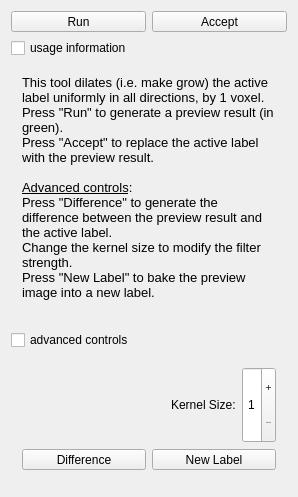
Above: Modules/SegmentationUI/Qmitk/QmitkDilateTool3DGUIControls.ui from MITK/MITK before the change. Below: the same form after it.
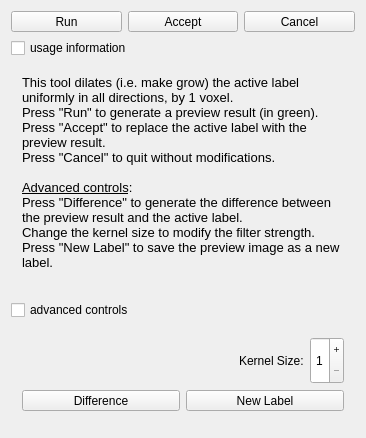
That is the form after the change. Icons and pictures are not drawn.

Commit message:
added keep largest N connected regions tool
also several improvements in other tools

```diff
--- a/Modules/SegmentationUI/Qmitk/QmitkDilateTool3DGUIControls.ui
+++ b/Modules/SegmentationUI/Qmitk/QmitkDilateTool3DGUIControls.ui
@@ -6,8 +6,8 @@
    <rect>
     <x>0</x>
     <y>0</y>
-    <width>298</width>
-    <height>497</height>
+    <width>366</width>
+    <height>438</height>
    </rect>
   </property>
   <property name="sizePolicy">
@@ -113,6 +113,47 @@
        </property>
       </widget>
      </item>
+     <item>
+      <widget class="QToolButton" name="m_pbCancel">
+       <property name="enabled">
+        <bool>true</bool>
+       </property>
+       <property name="sizePolicy">
+        <sizepolicy hsizetype="Minimum" vsizetype="Fixed">
+         <horstretch>0</horstretch>
+         <verstretch>0</verstretch>
+        </sizepolicy>
+       </property>
+       <property name="toolTip">
+        <string>Quit without doing any modification</string>
+       </property>
+       <property name="text">
+        <string>Cancel</string>
+       </property>
+       <property name="icon">
+        <iconset resource="../resources/SegmentationUI.qrc">
+         <normaloff>:/Qmitk/Cancel_48x48.png</normaloff>:/Qmitk/Cancel_48x48.png</iconset>
+       </property>
+       <property name="iconSize">
+        <size>
+         <width>24</width>
+         <height>24</height>
+        </size>
+       </property>
+       <property name="checkable">
+        <bool>false</bool>
+       </property>
+       <property name="checked">
+        <bool>false</bool>
+       </property>
+       <property name="toolButtonStyle">
+        <enum>Qt::ToolButtonTextUnderIcon</enum>
+       </property>
+       <property name="arrowType">
+        <enum>Qt::NoArrow</enum>
+       </property>
+      </widget>
+     </item>
     </layout>
    </item>
    <item>
@@ -133,12 +174,6 @@
      <layout class="QVBoxLayout" name="verticalLayout_3">
       <item>
        <widget class="QLabel" name="lblInfo">
-        <property name="maximumSize">
-         <size>
-          <width>400</width>
-          <height>16777215</height>
-         </size>
-        </property>
         <property name="text">
          <string>&lt;!DOCTYPE HTML PUBLIC &quot;-//W3C//DTD HTML 4.0//EN&quot; &quot;http://www.w3.org/TR/REC-html40/strict.dtd&quot;&gt;
 &lt;html&gt;&lt;head&gt;&lt;meta name=&quot;qrichtext&quot; content=&quot;1&quot; /&gt;&lt;style type=&quot;text/css&quot;&gt;
@@ -147,11 +182,12 @@
 &lt;p style=&quot; margin-top:0px; margin-bottom:0px; margin-left:0px; margin-right:0px; -qt-block-indent:0; text-indent:0px;&quot;&gt;&lt;span style=&quot; font-family:'Sans'; font-size:10pt;&quot;&gt;This tool dilates (i.e. make grow) the active label uniformly in all directions, by 1 voxel.&lt;/span&gt;&lt;/p&gt;
 &lt;p style=&quot; margin-top:0px; margin-bottom:0px; margin-left:0px; margin-right:0px; -qt-block-indent:0; text-indent:0px;&quot;&gt;&lt;span style=&quot; font-family:'Sans'; font-size:10pt;&quot;&gt;Press &amp;quot;Run&amp;quot; to generate a preview result (in green).&lt;/span&gt;&lt;/p&gt;
 &lt;p style=&quot; margin-top:0px; margin-bottom:0px; margin-left:0px; margin-right:0px; -qt-block-indent:0; text-indent:0px;&quot;&gt;&lt;span style=&quot; font-family:'Sans'; font-size:10pt;&quot;&gt;Press &amp;quot;Accept&amp;quot; to replace the active label with the preview result.&lt;/span&gt;&lt;/p&gt;
+&lt;p style=&quot; margin-top:0px; margin-bottom:0px; margin-left:0px; margin-right:0px; -qt-block-indent:0; text-indent:0px;&quot;&gt;&lt;span style=&quot; font-family:'Sans'; font-size:10pt;&quot;&gt;Press &amp;quot;Cancel&amp;quot; to quit without modifications.&lt;/span&gt;&lt;/p&gt;
 &lt;p style=&quot;-qt-paragraph-type:empty; margin-top:0px; margin-bottom:0px; margin-left:0px; margin-right:0px; -qt-block-indent:0; text-indent:0px; font-family:'Sans'; font-size:10pt;&quot;&gt;&lt;br /&gt;&lt;/p&gt;
 &lt;p style=&quot; margin-top:0px; margin-bottom:0px; margin-left:0px; margin-right:0px; -qt-block-indent:0; text-indent:0px;&quot;&gt;&lt;span style=&quot; font-family:'Sans'; font-size:10pt; text-decoration: underline;&quot;&gt;Advanced controls&lt;/span&gt;&lt;span style=&quot; font-family:'Sans'; font-size:10pt;&quot;&gt;: &lt;/span&gt;&lt;/p&gt;
 &lt;p style=&quot; margin-top:0px; margin-bottom:0px; margin-left:0px; margin-right:0px; -qt-block-indent:0; text-indent:0px;&quot;&gt;&lt;span style=&quot; font-family:'Sans'; font-size:10pt;&quot;&gt;Press &amp;quot;Difference&amp;quot; to generate the difference between the preview result and the active label. &lt;/span&gt;&lt;/p&gt;
 &lt;p style=&quot; margin-top:0px; margin-bottom:0px; margin-left:0px; margin-right:0px; -qt-block-indent:0; text-indent:0px;&quot;&gt;&lt;span style=&quot; font-family:'Sans'; font-size:10pt;&quot;&gt;Change the kernel size to modify the filter strength.&lt;/span&gt;&lt;/p&gt;
-&lt;p style=&quot; margin-top:0px; margin-bottom:0px; margin-left:0px; margin-right:0px; -qt-block-indent:0; text-indent:0px;&quot;&gt;&lt;span style=&quot; font-family:'Sans'; font-size:10pt;&quot;&gt;Press &amp;quot;New Label&amp;quot; to bake the preview image into a new label.&lt;/span&gt;&lt;/p&gt;
+&lt;p style=&quot; margin-top:0px; margin-bottom:0px; margin-left:0px; margin-right:0px; -qt-block-indent:0; text-indent:0px;&quot;&gt;&lt;span style=&quot; font-family:'Sans'; font-size:10pt;&quot;&gt;Press &amp;quot;New Label&amp;quot; to save the preview image as a new label.&lt;/span&gt;&lt;/p&gt;
 &lt;p style=&quot;-qt-paragraph-type:empty; margin-top:0px; margin-bottom:0px; margin-left:0px; margin-right:0px; -qt-block-indent:0; text-indent:0px;&quot;&gt;&lt;br /&gt;&lt;/p&gt;&lt;/body&gt;&lt;/html&gt;</string>
         </property>
         <property name="alignment">
```
Left out of the diff: 6 changed lines with no effect on the pictures. The commit also changes 34 other files.
